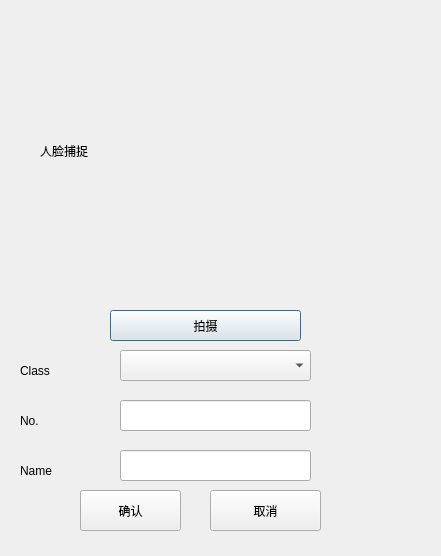
This is add_student.ui in NovaShen555/FaceCheckSystem as Qt 5 draws it before an edit. The edited form follows.
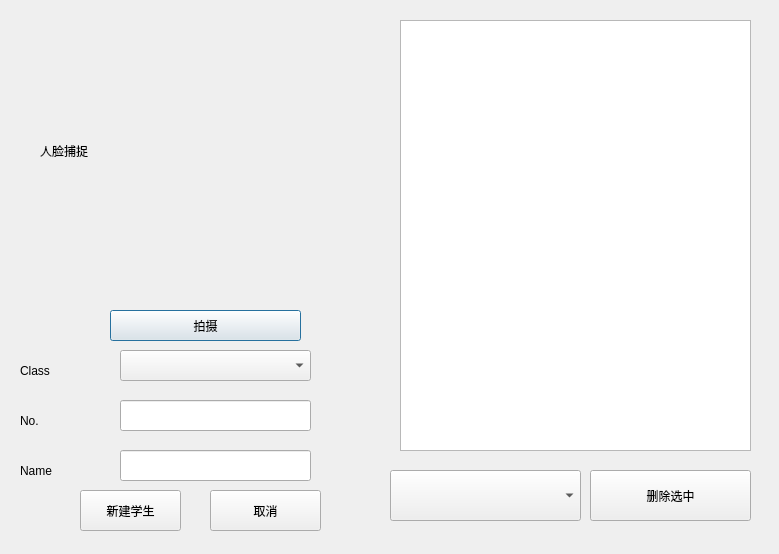
This is the edited form.

Commit message: 新增studentManager 新增持久化打卡数据

```diff
--- a/add_student.ui
+++ b/add_student.ui
@@ -6,8 +6,8 @@
    <rect>
     <x>0</x>
     <y>0</y>
-    <width>441</width>
-    <height>556</height>
+    <width>779</width>
+    <height>554</height>
    </rect>
   </property>
   <property name="windowTitle">
@@ -108,7 +108,7 @@
     </rect>
    </property>
    <property name="text">
-    <string>确认</string>
+    <string>新建学生</string>
    </property>
   </widget>
   <widget class="QPushButton" name="pushButton_3">
@@ -134,6 +134,39 @@
     </rect>
    </property>
   </widget>
+  <widget class="QListView" name="listView">
+   <property name="geometry">
+    <rect>
+     <x>400</x>
+     <y>20</y>
+     <width>351</width>
+     <height>431</height>
+    </rect>
+   </property>
+  </widget>
+  <widget class="QPushButton" name="pushButton_4">
+   <property name="geometry">
+    <rect>
+     <x>590</x>
+     <y>470</y>
+     <width>161</width>
+     <height>51</height>
+    </rect>
+   </property>
+   <property name="text">
+    <string>删除选中</string>
+   </property>
+  </widget>
+  <widget class="QComboBox" name="comboBox_2">
+   <property name="geometry">
+    <rect>
+     <x>390</x>
+     <y>470</y>
+     <width>191</width>
+     <height>51</height>
+    </rect>
+   </property>
+  </widget>
  </widget>
  <resources/>
  <connections/>
```
The commit also changes 8 other files.
